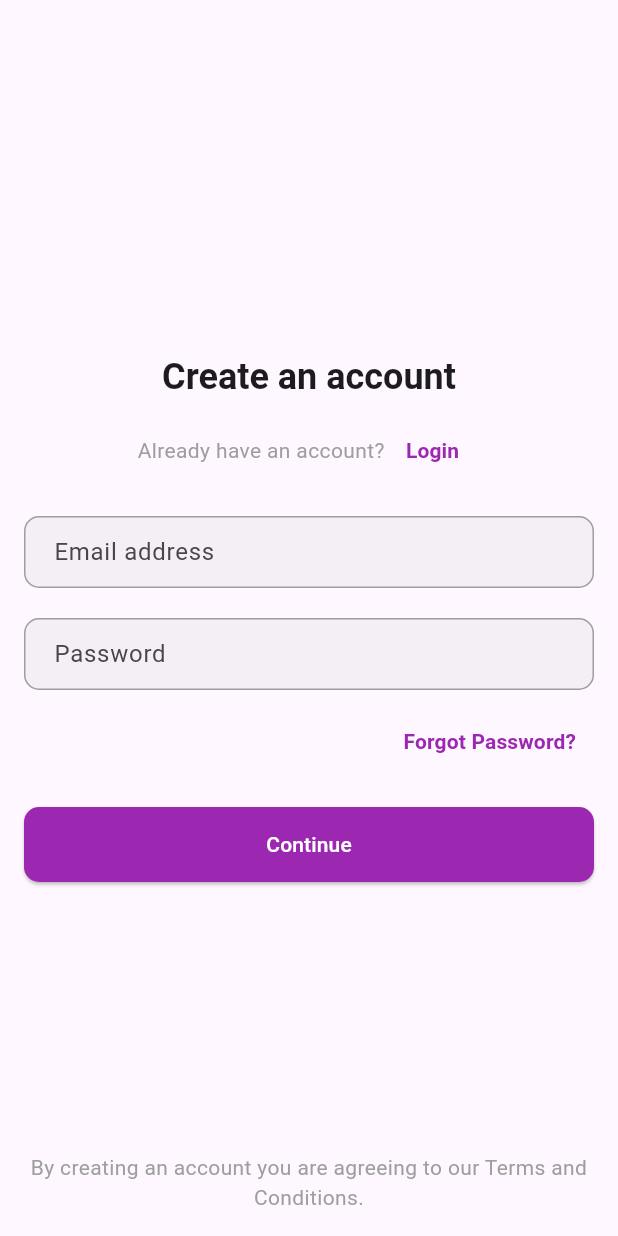
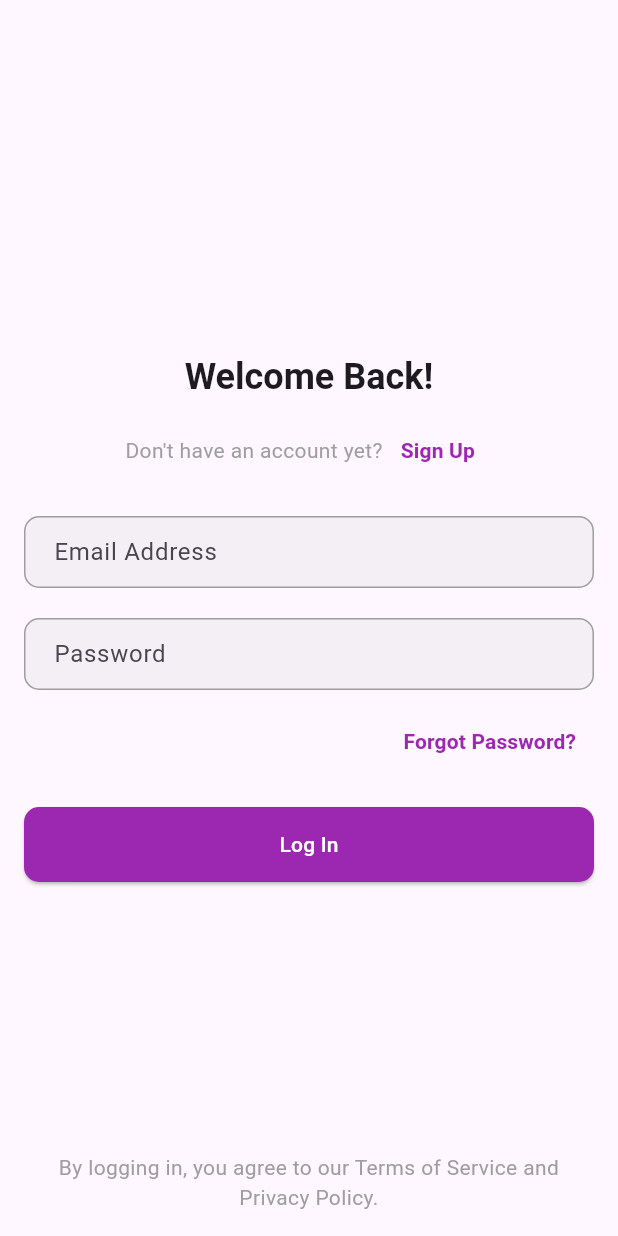
Before and after one commit to frasnym/explension, a Flutter app: the screen it shows after launch, on a phone screen of 412 x 824 dp. Run offline on Flutter 3.47's test engine with Material 3 defaults, Android fonts, the phone set to English and light mode, and no system bars.

Commit message:
chore (login): Update text content

```diff
--- a/lib/screens/auth/login.dart
+++ b/lib/screens/auth/login.dart
@@ -10,8 +10,8 @@ class LoginPage extends StatefulWidget {
 
 class _LoginPageState extends State<LoginPage> {
   final _formKey = GlobalKey<FormState>();
-  final _nameController = TextEditingController();
   final _emailController = TextEditingController();
+  final _passwordController = TextEditingController();
 
   @override
   Widget build(BuildContext context) {
@@ -27,7 +27,7 @@ class _LoginPageState extends State<LoginPage> {
                   mainAxisAlignment: MainAxisAlignment.center,
                   children: <Widget>[
                     Text(
-                      "Create an account",
+                      "Welcome Back!",
                       style: Theme.of(context).textTheme.headlineLarge,
                     ),
                     const SizedBox(height: 10),
@@ -36,13 +36,13 @@ class _LoginPageState extends State<LoginPage> {
                       child: Row(
                         mainAxisSize: MainAxisSize.min,
                         children: [
-                          const Text("Already have an account?"),
+                          const Text("Don't have an account yet?"),
                           TextButton(
                             onPressed: () {
-                              print('Navigate to login page');
+                              print('Navigate to registration page');
                             },
                             child: const Text(
-                              'Login',
+                              'Sign Up',
                               style: TextStyle(
                                 color: Colors.purple,
                                 fontWeight: FontWeight.bold,
@@ -53,7 +53,7 @@ class _LoginPageState extends State<LoginPage> {
                       ),
                     ),
                     const SizedBox(height: 20),
-                    const InputText(label: "Email address"),
+                    const InputText(label: "Email Address"),
                     const SizedBox(height: 20),
                     const InputText(label: "Password"),
                     const SizedBox(height: 10),
@@ -79,11 +79,11 @@ class _LoginPageState extends State<LoginPage> {
                         onPressed: () {
                           if (_formKey.currentState?.validate() ?? false) {
                             ScaffoldMessenger.of(context).showSnackBar(
-                              const SnackBar(content: Text('Processing Data')),
+                              const SnackBar(content: Text('Logging in...')),
                             );
                           }
                         },
-                        child: const Text('Continue'),
+                        child: const Text('Log In'),
                       ),
                     ),
                   ],
@@ -97,7 +97,7 @@ class _LoginPageState extends State<LoginPage> {
             right: 16.0,
             child: FooterText(
               text:
-                  'By creating an account you are agreeing to our Terms and Conditions.',
+                  'By logging in, you agree to our Terms of Service and Privacy Policy.',
             ),
           ),
         ],
@@ -107,8 +107,8 @@ class _LoginPageState extends State<LoginPage> {
 
   @override
   void dispose() {
-    _nameController.dispose();
     _emailController.dispose();
+    _passwordController.dispose();
     super.dispose();
   }
 }
```
